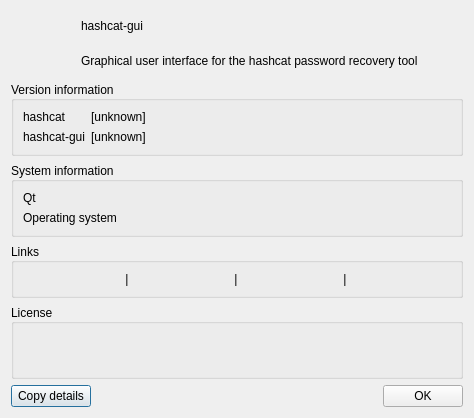
Before: the Qt Designer form src/aboutdialog.ui in rgroesslinger/hashcat-gui, drawn with Qt 5.
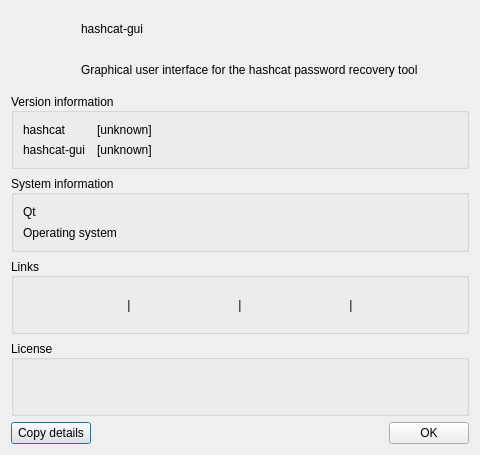
After: the same form once the commit is applied.

Commit message:
Let the dialogs be resized
The About and the settings dialogs were fixed to the size of their content,
so the window manager offered to maximize a window that cannot grow. They open
as large as their content now and may be resized from there - the fit happens
when the dialog is shown, and only then, so that a window the user has
resized is left alone.

The About dialog no longer names the license of hashcat: hashcat-gui does
not distribute it, so it does not state its terms. The row of the
application's own license stays.

What changed in the file:
```diff
--- a/src/aboutdialog.ui
+++ b/src/aboutdialog.ui
@@ -6,8 +6,8 @@
    <rect>
     <x>0</x>
     <y>0</y>
-    <width>500</width>
-    <height>160</height>
+    <width>480</width>
+    <height>455</height>
    </rect>
   </property>
   <property name="windowTitle">
@@ -17,9 +17,6 @@
    <bool>true</bool>
   </property>
   <layout class="QVBoxLayout" name="verticalLayout_4">
-   <property name="sizeConstraint">
-    <enum>QLayout::SizeConstraint::SetFixedSize</enum>
-   </property>
    <item>
     <layout class="QHBoxLayout" name="horizontalLayout_header">
      <item>
@@ -161,6 +158,12 @@
       </item>
       <item row="0" column="1">
        <widget class="QLabel" name="label_qt_version">
+        <property name="sizePolicy">
+         <sizepolicy hsizetype="Expanding" vsizetype="Preferred">
+          <horstretch>1</horstretch>
+          <verstretch>0</verstretch>
+         </sizepolicy>
+        </property>
         <property name="text">
          <string/>
         </property>
@@ -181,6 +184,12 @@
       </item>
       <item row="1" column="1">
        <widget class="QLabel" name="label_os">
+        <property name="sizePolicy">
+         <sizepolicy hsizetype="Expanding" vsizetype="Preferred">
+          <horstretch>1</horstretch>
+          <verstretch>0</verstretch>
+         </sizepolicy>
+        </property>
         <property name="text">
          <string/>
         </property>
@@ -353,22 +362,6 @@
         </property>
        </widget>
       </item>
-      <item>
-       <widget class="QLabel" name="label_license_hashcat">
-        <property name="text">
-         <string/>
-        </property>
-        <property name="textInteractionFlags">
-         <set>Qt::TextInteractionFlag::LinksAccessibleByMouse|Qt::TextInteractionFlag::LinksAccessibleByKeyboard</set>
-        </property>
-        <property name="openExternalLinks">
-         <bool>true</bool>
-        </property>
-        <property name="wordWrap">
-         <bool>true</bool>
-        </property>
-       </widget>
-      </item>
      </layout>
     </widget>
    </item>
```
Left out of the diff: 3 changed lines with no effect on the pictures. The commit also changes 7 other files.
